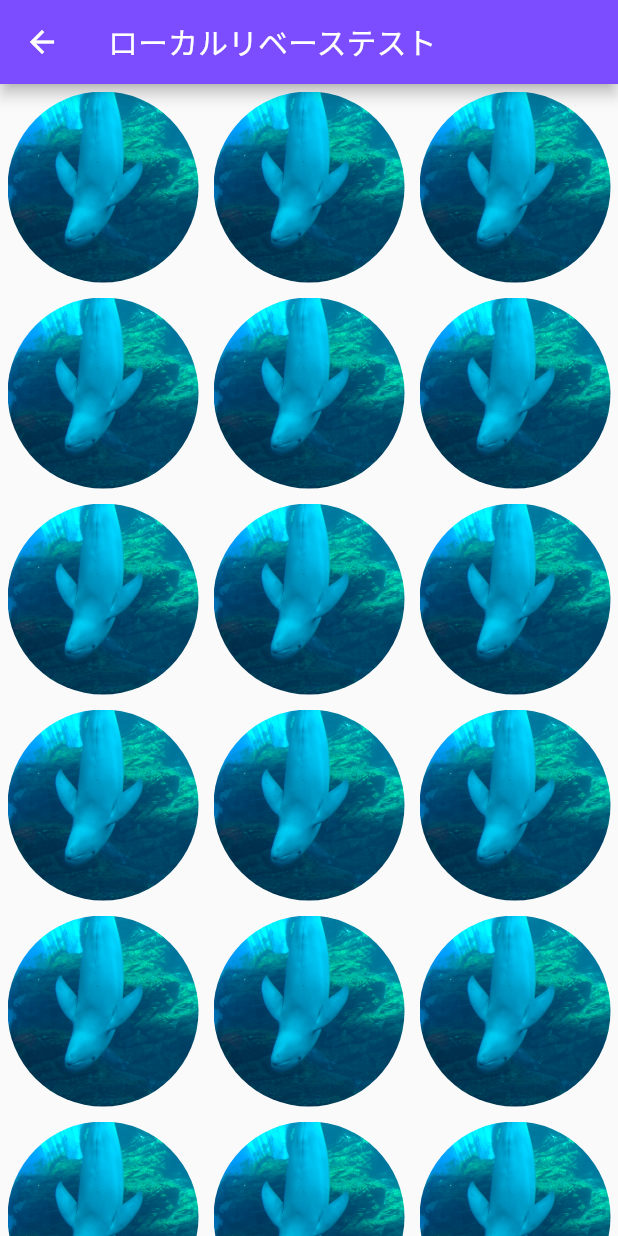
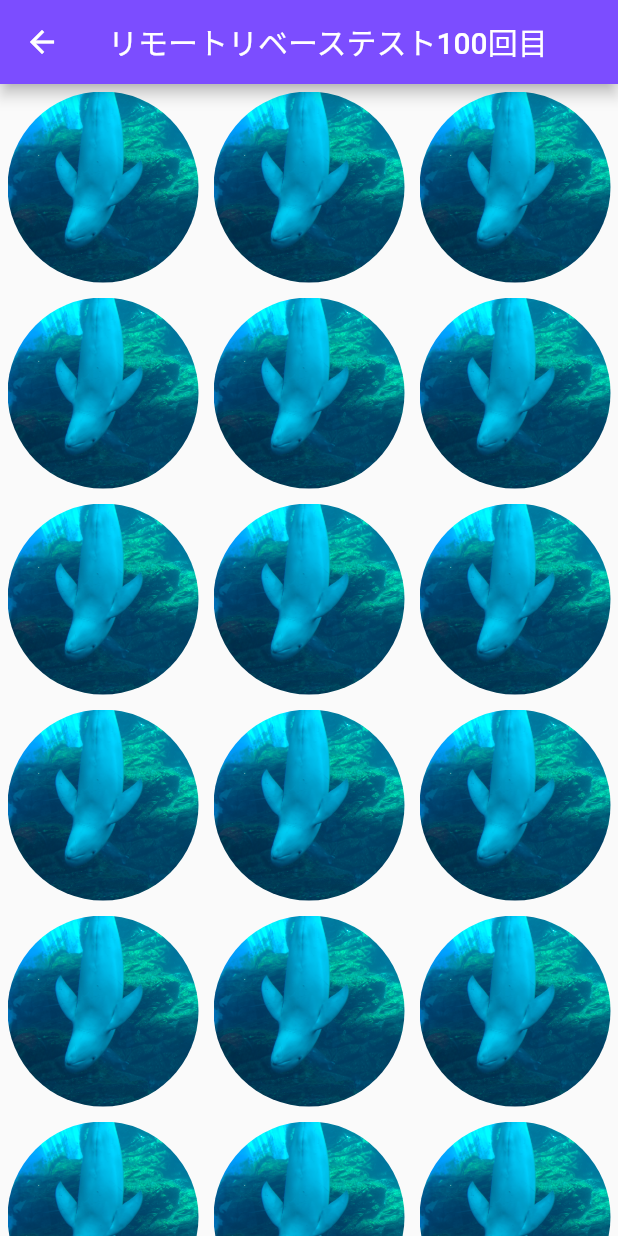
Before and after one commit to y-matsuura0715/chatAppWithFlutter, a Flutter app: the Chat screen opened directly, on a phone screen of 412 x 824 dp. Run offline on Flutter 3.47's test engine with Material 2 defaults, Android fonts, the phone set to English and light mode, and no system bars.

Commit message:
Update chat.dart
リモートリベーステスト100回目

```diff
--- a/lib/presentation/view/chat.dart
+++ b/lib/presentation/view/chat.dart
@@ -10,7 +10,7 @@ class Chat extends StatelessWidget {
     return Scaffold(
       appBar: AppBar(
         backgroundColor: Colors.deepPurpleAccent,
-        title: const Text('ローカルリベーステスト'),
+        title: const Text('リモートリベーステスト100回目'),
       ),
       body: Center(
         child: GridView.builder(
```
